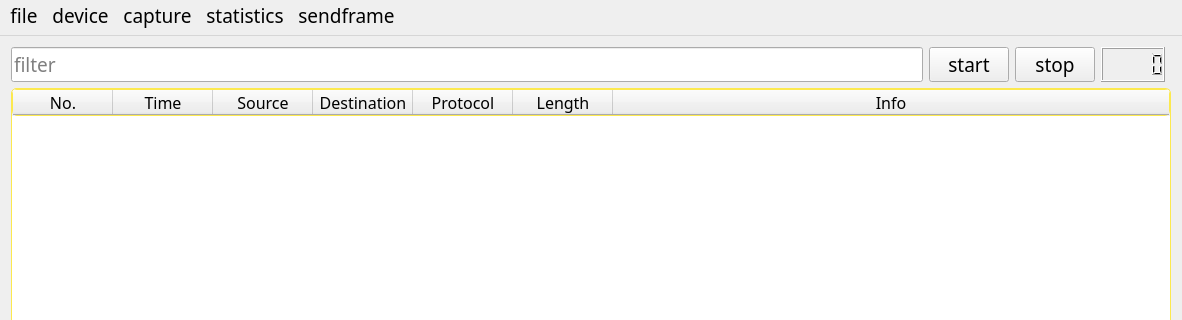
Before: the Qt Designer form mainwindow.ui in yanghaku/sniffer-libpcap-, drawn with Qt 5; both pictures show x 0 to 1182 and y 0 to 320 of the 1182 by 859 pixel window.
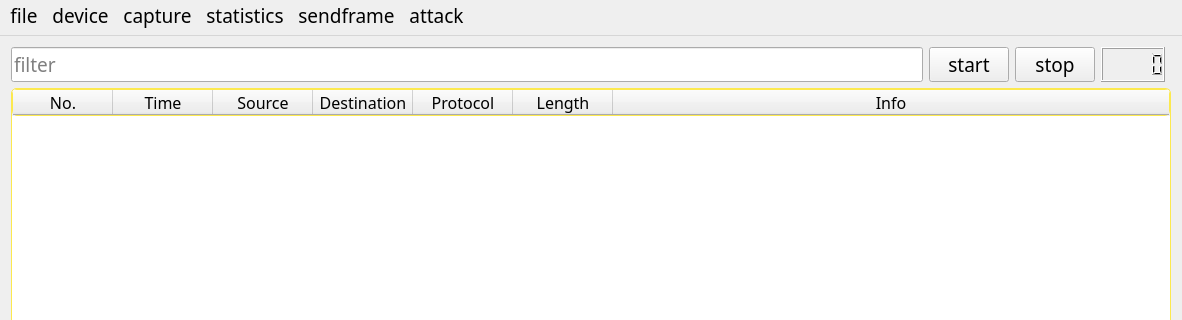
After: the same form once the commit is applied.

Commit message: add arp attack

What changed in the file:
```diff
--- a/mainwindow.ui
+++ b/mainwindow.ui
@@ -239,11 +239,19 @@
     </property>
     <addaction name="actionCreate"/>
    </widget>
+   <widget class="QMenu" name="menuattack">
+    <property name="title">
+     <string>attack</string>
+    </property>
+    <addaction name="actionARP_spoofing"/>
+    <addaction name="actionARP_flooding"/>
+   </widget>
    <addaction name="menufile"/>
    <addaction name="menudevice"/>
    <addaction name="menupacket"/>
    <addaction name="menustatistics"/>
    <addaction name="menusendframe"/>
+   <addaction name="menuattack"/>
   </widget>
   <widget class="QStatusBar" name="statusBar">
    <property name="font">
```
Left out of the diff: 20 changed lines with no effect on the pictures. The commit also changes 11 other files.
